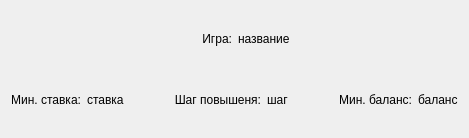
Above: Gui/form.ui from MyEdit/Casino_Client before the change. Below: the same form after it.
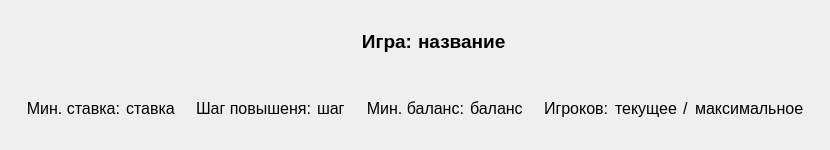
That is the form after the change.

Commit message: добавил отображение информации о макс. кол-ве игроков в столе и текущее кол-во

```diff
--- a/Gui/form.ui
+++ b/Gui/form.ui
@@ -6,98 +6,35 @@
    <rect>
     <x>0</x>
     <y>0</y>
-    <width>469</width>
-    <height>138</height>
+    <width>830</width>
+    <height>150</height>
    </rect>
   </property>
+  <property name="maximumSize">
+   <size>
+    <width>16777215</width>
+    <height>150</height>
+   </size>
+  </property>
   <property name="windowTitle">
    <string>Form</string>
   </property>
   <property name="styleSheet">
    <string notr="true"/>
   </property>
-  <layout class="QGridLayout" name="gridLayout">
-   <item row="2" column="6">
-    <widget class="QLabel" name="labelMinBalance">
-     <property name="text">
-      <string>Мин. баланс:</string>
-     </property>
-     <property name="alignment">
-      <set>Qt::AlignRight|Qt::AlignTrailing|Qt::AlignVCenter</set>
-     </property>
-    </widget>
-   </item>
-   <item row="2" column="2">
-    <spacer name="horizontalSpacer">
-     <property name="orientation">
-      <enum>Qt::Horizontal</enum>
-     </property>
-     <property name="sizeHint" stdset="0">
-      <size>
-       <width>40</width>
-       <height>20</height>
-      </size>
-     </property>
-    </spacer>
-   </item>
-   <item row="2" column="4">
-    <widget class="QLabel" name="betStep">
-     <property name="text">
-      <string>шаг</string>
-     </property>
-    </widget>
-   </item>
-   <item row="2" column="7">
-    <widget class="QLabel" name="minBalance">
-     <property name="text">
-      <string>баланс</string>
-     </property>
-    </widget>
-   </item>
-   <item row="2" column="1">
-    <widget class="QLabel" name="minBet">
-     <property name="text">
-      <string>ставка</string>
-     </property>
-    </widget>
-   </item>
-   <item row="2" column="3">
-    <widget class="QLabel" name="labelBetStep">
-     <property name="text">
-      <string>Шаг повышеня:</string>
-     </property>
-     <property name="alignment">
-      <set>Qt::AlignRight|Qt::AlignTrailing|Qt::AlignVCenter</set>
-     </property>
-    </widget>
-   </item>
-   <item row="2" column="0">
-    <widget class="QLabel" name="labelMinBet">
-     <property name="text">
-      <string>Мин. ставка:</string>
-     </property>
-     <property name="alignment">
-      <set>Qt::AlignRight|Qt::AlignTrailing|Qt::AlignVCenter</set>
-     </property>
-    </widget>
-   </item>
-   <item row="2" column="5">
-    <spacer name="horizontalSpacer_2">
-     <property name="orientation">
-      <enum>Qt::Horizontal</enum>
-     </property>
-     <property name="sizeHint" stdset="0">
-      <size>
-       <width>40</width>
-       <height>20</height>
-      </size>
-     </property>
-    </spacer>
-   </item>
-   <item row="1" column="0" colspan="8">
+  <layout class="QVBoxLayout" name="verticalLayout">
+   <item>
     <layout class="QHBoxLayout" name="horizontalLayout">
      <item>
       <widget class="QLabel" name="labelName">
+       <property name="font">
+        <font>
+         <family>Segoe UI</family>
+         <pointsize>14</pointsize>
+         <weight>75</weight>
+         <bold>true</bold>
+        </font>
+       </property>
        <property name="text">
         <string>Игра:</string>
        </property>
@@ -108,6 +45,14 @@
      </item>
      <item>
       <widget class="QLabel" name="name">
+       <property name="font">
+        <font>
+         <family>Segoe UI</family>
+         <pointsize>14</pointsize>
+         <weight>75</weight>
+         <bold>true</bold>
+        </font>
+       </property>
        <property name="text">
         <string>название</string>
        </property>
@@ -115,6 +60,214 @@
      </item>
     </layout>
    </item>
+   <item>
+    <layout class="QHBoxLayout" name="horizontalLayout_2">
+     <item>
+      <spacer name="horizontalSpacer_3">
+       <property name="orientation">
+        <enum>Qt::Horizontal</enum>
+       </property>
+       <property name="sizeHint" stdset="0">
+        <size>
+         <width>40</width>
+         <height>20</height>
+        </size>
+       </property>
+      </spacer>
+     </item>
+     <item>
+      <widget class="QLabel" name="labelMinBet">
+       <property name="font">
+        <font>
+         <family>Segoe UI</family>
+         <pointsize>12</pointsize>
+        </font>
+       </property>
+       <property name="text">
+        <string>Мин. ставка:</string>
+       </property>
+       <property name="alignment">
+        <set>Qt::AlignRight|Qt::AlignTrailing|Qt::AlignVCenter</set>
+       </property>
+      </widget>
+     </item>
+     <item>
+      <widget class="QLabel" name="minBet">
+       <property name="font">
+        <font>
+         <family>Segoe UI</family>
+         <pointsize>12</pointsize>
+        </font>
+       </property>
+       <property name="text">
+        <string>ставка</string>
+       </property>
+      </widget>
+     </item>
+     <item>
+      <spacer name="horizontalSpacer">
+       <property name="orientation">
+        <enum>Qt::Horizontal</enum>
+       </property>
+       <property name="sizeHint" stdset="0">
+        <size>
+         <width>40</width>
+         <height>20</height>
+        </size>
+       </property>
+      </spacer>
+     </item>
+     <item>
+      <widget class="QLabel" name="labelBetStep">
+       <property name="font">
+        <font>
+         <family>Segoe UI</family>
+         <pointsize>12</pointsize>
+        </font>
+       </property>
+       <property name="text">
+        <string>Шаг повышеня:</string>
+       </property>
+       <property name="alignment">
+        <set>Qt::AlignRight|Qt::AlignTrailing|Qt::AlignVCenter</set>
+       </property>
+      </widget>
+     </item>
+     <item>
+      <widget class="QLabel" name="betStep">
+       <property name="font">
+        <font>
+         <family>Segoe UI</family>
+         <pointsize>12</pointsize>
+        </font>
+       </property>
+       <property name="text">
+        <string>шаг</string>
+       </property>
+      </widget>
+     </item>
+     <item>
+      <spacer name="horizontalSpacer_2">
+       <property name="orientation">
+        <enum>Qt::Horizontal</enum>
+       </property>
+       <property name="sizeHint" stdset="0">
+        <size>
+         <width>40</width>
+         <height>20</height>
+        </size>
+       </property>
+      </spacer>
+     </item>
+     <item>
+      <widget class="QLabel" name="labelMinBalance">
+       <property name="font">
+        <font>
+         <family>Segoe UI</family>
+         <pointsize>12</pointsize>
+        </font>
+       </property>
+       <property name="text">
+        <string>Мин. баланс:</string>
+       </property>
+       <property name="alignment">
+        <set>Qt::AlignRight|Qt::AlignTrailing|Qt::AlignVCenter</set>
+       </property>
+      </widget>
+     </item>
+     <item>
+      <widget class="QLabel" name="minBalance">
+       <property name="font">
+        <font>
+         <family>Segoe UI</family>
+         <pointsize>12</pointsize>
+        </font>
+       </property>
+       <property name="text">
+        <string>баланс</string>
+       </property>
+      </widget>
+     </item>
+     <item>
+      <spacer name="horizontalSpacer_5">
+       <property name="orientation">
+        <enum>Qt::Horizontal</enum>
+       </property>
+       <property name="sizeHint" stdset="0">
+        <size>
+         <width>40</width>
+         <height>20</height>
+        </size>
+       </property>
+      </spacer>
+     </item>
+     <item>
+      <widget class="QLabel" name="labelPlayers">
+       <property name="font">
+        <font>
+         <family>Segoe UI</family>
+         <pointsize>12</pointsize>
+        </font>
+       </property>
+       <property name="text">
+        <string>Игроков:</string>
+       </property>
+      </widget>
+     </item>
+     <item>
+      <widget class="QLabel" name="currentNumPlayer">
+       <property name="font">
+        <font>
+         <family>Segoe UI</family>
+         <pointsize>12</pointsize>
+        </font>
+       </property>
+       <property name="text">
+        <string>текущее</string>
+       </property>
+      </widget>
+     </item>
+     <item>
+      <widget class="QLabel" name="labelSeparator">
+       <property name="font">
+        <font>
+         <family>Segoe UI</family>
+         <pointsize>12</pointsize>
+        </font>
+       </property>
+       <property name="text">
+        <string>/</string>
+       </property>
+      </widget>
+     </item>
+     <item>
+      <widget class="QLabel" name="maxNumPlayer">
+       <property name="font">
+        <font>
+         <family>Segoe UI</family>
+         <pointsize>12</pointsize>
+        </font>
+       </property>
+       <property name="text">
+        <string>максимальное</string>
+       </property>
+      </widget>
+     </item>
+     <item>
+      <spacer name="horizontalSpacer_4">
+       <property name="orientation">
+        <enum>Qt::Horizontal</enum>
+       </property>
+       <property name="sizeHint" stdset="0">
+        <size>
+         <width>40</width>
+         <height>20</height>
+        </size>
+       </property>
+      </spacer>
+     </item>
+    </layout>
+   </item>
   </layout>
  </widget>
  <resources/>
```
The commit also changes 10 other files.
